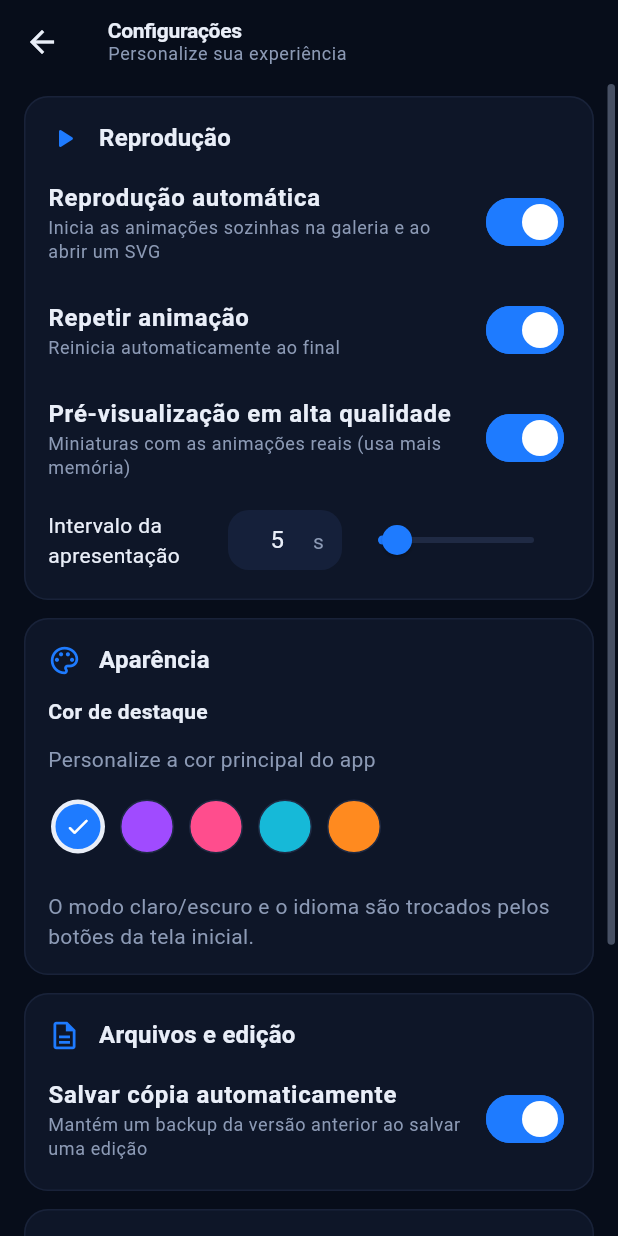
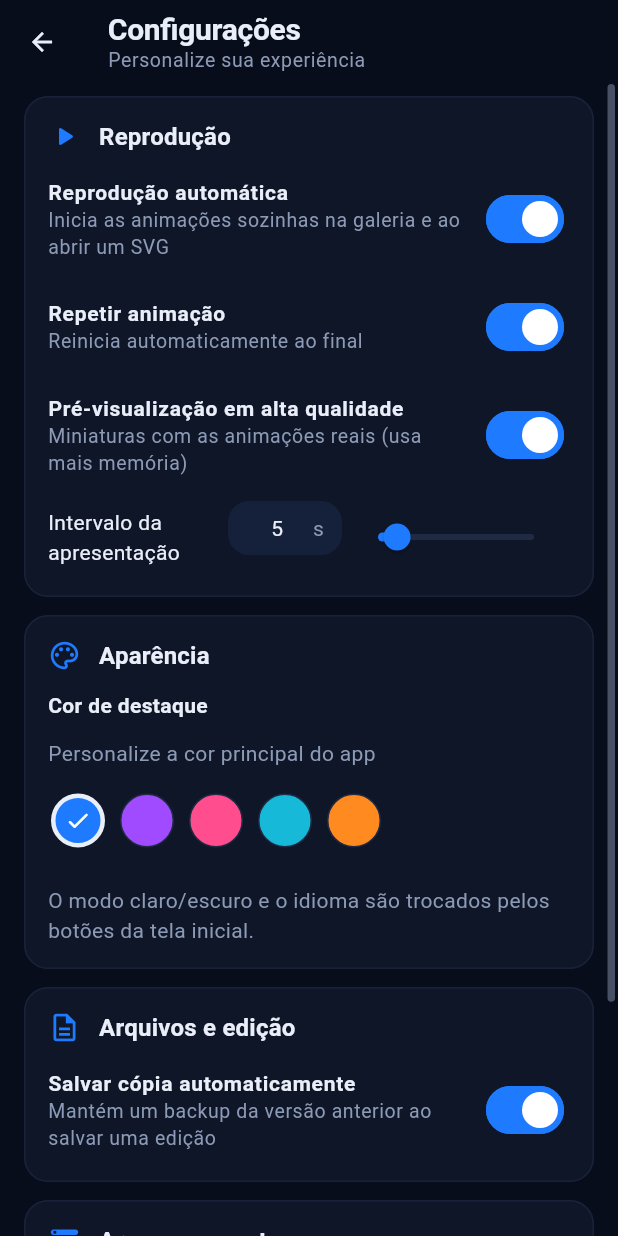
Before and after one commit to lianeheidemann/svg-motion-gallery, a Flutter app: the screen it shows after launch, after a tap on the "settings" icon, on a phone screen of 412 x 824 dp. Run offline on Flutter 3.47's test engine with Material 3 defaults, Android fonts, the phone set to English and light mode, and no system bars; our stand-ins replace file_picker, flutter_svg, share_plus, shared_preferences, web, webview_flutter; missing offline and left inert: dart:js_interop; generated files the repository leaves out were written again.

Commit message:
Standardize interface component sizing

```diff
--- a/packages/design_system/lib/src/theme/app_theme.dart
+++ b/packages/design_system/lib/src/theme/app_theme.dart
@@ -4,10 +4,14 @@ import 'gallery_colors.dart';
 import 'tokens.dart';
 
 /// Builds the Material 3 theme for [brightness] with the chosen [accent].
-ThemeData buildAppTheme({required Brightness brightness, Color accent = const Color(0xFF1E7BFF)}) {
+ThemeData buildAppTheme({
+  required Brightness brightness,
+  Color accent = const Color(0xFF1E7BFF),
+}) {
   final palette = AppPalette.of(brightness);
   final isDark = brightness == Brightness.dark;
-  final scheme = ColorScheme.fromSeed(seedColor: accent, brightness: brightness).copyWith(
+  final scheme =
+      ColorScheme.fromSeed(seedColor: accent, brightness: brightness).copyWith(
         primary: accent,
         onPrimary: Colors.white,
         surface: palette.surface,
@@ -22,13 +26,89 @@ ThemeData buildAppTheme({required Brightness brightness, Color accent = const Co
         outlineVariant: palette.outline,
       );
   final radius = BorderRadius.circular(14);
-  final base = ThemeData(useMaterial3: true, brightness: brightness, colorScheme: scheme);
+  final base = ThemeData(
+    useMaterial3: true,
+    brightness: brightness,
+    colorScheme: scheme,
+  );
+
+  final textTheme = base.textTheme.copyWith(
+    headlineSmall: base.textTheme.headlineSmall?.copyWith(
+      fontSize: AppTypeScale.heading,
+      fontWeight: FontWeight.w700,
+      height: 1.25,
+    ),
+    titleLarge: base.textTheme.titleLarge?.copyWith(
+      fontSize: AppTypeScale.appBar,
+      fontWeight: FontWeight.w700,
+      height: 1.25,
+    ),
+    titleMedium: base.textTheme.titleMedium?.copyWith(
+      fontSize: AppTypeScale.title,
+      fontWeight: FontWeight.w700,
+      height: 1.3,
+    ),
+    titleSmall: base.textTheme.titleSmall?.copyWith(
+      fontSize: AppTypeScale.titleSmall,
+      fontWeight: FontWeight.w700,
+      height: 1.3,
+    ),
+    bodyLarge: base.textTheme.bodyLarge?.copyWith(
+      fontSize: AppTypeScale.body,
+      height: 1.4,
+    ),
+    bodyMedium: base.textTheme.bodyMedium?.copyWith(
+      fontSize: AppTypeScale.body,
+      height: 1.4,
+    ),
+    bodySmall: base.textTheme.bodySmall?.copyWith(
+      fontSize: AppTypeScale.bodySmall,
+      height: 1.35,
+    ),
+    labelLarge: base.textTheme.labelLarge?.copyWith(
+      fontSize: AppTypeScale.label,
+      fontWeight: FontWeight.w700,
+    ),
+    labelMedium: base.textTheme.labelMedium?.copyWith(
+      fontSize: AppTypeScale.bodySmall,
+      fontWeight: FontWeight.w600,
+    ),
+    labelSmall: base.textTheme.labelSmall?.copyWith(
+      fontSize: AppTypeScale.caption,
+      fontWeight: FontWeight.w600,
+    ),
+  ).apply(bodyColor: palette.text, displayColor: palette.text);
+
+  ButtonStyle buttonStyle({
+    Color? foregroundColor,
+    BorderSide? side,
+  }) =>
+      ButtonStyle(
+        minimumSize: const WidgetStatePropertyAll(
+          Size(48, AppSizes.controlHeight),
+        ),
+        padding: const WidgetStatePropertyAll(
+          EdgeInsets.symmetric(horizontal: 16, vertical: 10),
+        ),
+        textStyle: const WidgetStatePropertyAll(
+          TextStyle(
+            fontSize: AppTypeScale.label,
+            fontWeight: FontWeight.w700,
+          ),
+        ),
+        foregroundColor:
+            foregroundColor == null ? null : WidgetStatePropertyAll(foregroundColor),
+        side: side == null ? null : WidgetStatePropertyAll(side),
+        shape: WidgetStatePropertyAll(
+          RoundedRectangleBorder(borderRadius: radius),
+        ),
+      );
 
   return base.copyWith(
     scaffoldBackgroundColor: palette.background,
     canvasColor: palette.background,
     dividerColor: palette.outline.withValues(alpha: .7),
-    textTheme: base.textTheme.apply(bodyColor: palette.text, displayColor: palette.text),
+    textTheme: textTheme,
     appBarTheme: AppBarTheme(
       backgroundColor: palette.background,
       foregroundColor: palette.text,
@@ -36,11 +116,7 @@ ThemeData buildAppTheme({required Brightness brightness, Color accent = const Co
       elevation: 0,
       scrolledUnderElevation: 0,
       centerTitle: false,
-      titleTextStyle: base.textTheme.titleLarge?.copyWith(
-        color: palette.text,
-        fontWeight: FontWeight.w700,
-        letterSpacing: -.2,
-      ),
+      titleTextStyle: textTheme.titleLarge?.copyWith(letterSpacing: -.2),
     ),
     cardTheme: CardThemeData(
       color: palette.surface,
@@ -52,35 +128,63 @@ ThemeData buildAppTheme({required Brightness brightness, Color accent = const Co
         side: BorderSide(color: palette.outline.withValues(alpha: .62)),
       ),
     ),
-    filledButtonTheme: FilledButtonThemeData(
-      style: FilledButton.styleFrom(
-        minimumSize: const Size(48, 48),
-        shape: RoundedRectangleBorder(borderRadius: radius),
-        textStyle: const TextStyle(fontWeight: FontWeight.w700),
+    filledButtonTheme: FilledButtonThemeData(style: buttonStyle()),
+    outlinedButtonTheme: OutlinedButtonThemeData(
+      style: buttonStyle(
+        foregroundColor: palette.text,
+        side: BorderSide(color: palette.outline.withValues(alpha: .75)),
       ),
     ),
-    outlinedButtonTheme: OutlinedButtonThemeData(
-      style: OutlinedButton.styleFrom(
-        minimumSize: const Size(48, 48),
-        foregroundColor: palette.text,
-        side: BorderSide(color: palette.outline.withValues(alpha: .75)),
-        shape: RoundedRectangleBorder(borderRadius: radius),
-        textStyle: const TextStyle(fontWeight: FontWeight.w600),
+    textButtonTheme: TextButtonThemeData(
+      style: buttonStyle(foregroundColor: accent).copyWith(
+        minimumSize: const WidgetStatePropertyAll(
+          Size(40, AppSizes.compactControlHeight),
+        ),
+        padding: const WidgetStatePropertyAll(
+          EdgeInsets.symmetric(horizontal: 12, vertical: 8),
+        ),
+      ),
+    ),
+    iconButtonTheme: IconButtonThemeData(
+      style: ButtonStyle(
+        minimumSize: const WidgetStatePropertyAll(
+          Size.square(AppSizes.iconButton),
+        ),
+        iconSize: const WidgetStatePropertyAll(20),
+        shape: WidgetStatePropertyAll(
+          RoundedRectangleBorder(
+            borderRadius: BorderRadius.circular(AppSpacing.radiusSmall),
+          ),
+        ),
       ),
     ),
     floatingActionButtonTheme: FloatingActionButtonThemeData(
       backgroundColor: accent,
       foregroundColor: Colors.white,
       elevation: 1,
-      shape: RoundedRectangleBorder(borderRadius: BorderRadius.circular(16)),
+      extendedTextStyle: const TextStyle(
+        fontSize: AppTypeScale.label,
+        fontWeight: FontWeight.w700,
+      ),
+      shape: RoundedRectangleBorder(
+        borderRadius: BorderRadius.circular(AppSpacing.radius),
+      ),
     ),
     chipTheme: ChipThemeData(
       backgroundColor: palette.surfaceHigh,
       selectedColor: accent,
       side: BorderSide.none,
       shape: const StadiumBorder(),
-      labelStyle: TextStyle(color: palette.text, fontWeight: FontWeight.w600),
-      secondaryLabelStyle: const TextStyle(color: Colors.white, fontWeight: FontWeight.w700),
+      labelStyle: TextStyle(
+        color: palette.text,
+        fontSize: AppTypeScale.bodySmall,
+        fontWeight: FontWeight.w600,
+      ),
+      secondaryLabelStyle: const TextStyle(
+        color: Colors.white,
+        fontSize: AppTypeScale.bodySmall,
+        fontWeight: FontWeight.w700,
+      ),
       showCheckmark: false,
       padding: const EdgeInsets.symmetric(horizontal: 7, vertical: 4),
     ),
@@ -88,7 +192,16 @@ ThemeData buildAppTheme({required Brightness brightness, Color accent = const Co
       filled: true,
       fillColor: palette.surfaceHigh,
       isDense: true,
+      constraints: const BoxConstraints(minHeight: AppSizes.inputHeight),
       contentPadding: const EdgeInsets.symmetric(horizontal: 14, vertical: 13),
+      labelStyle: TextStyle(
+        color: palette.muted,
+        fontSize: AppTypeScale.bodySmall,
+      ),
+      hintStyle: TextStyle(
+        color: palette.muted,
+        fontSize: AppTypeScale.body,
+      ),
       border: OutlineInputBorder(
         borderRadius: radius,
         borderSide: BorderSide.none,
@@ -107,18 +220,24 @@ ThemeData buildAppTheme({required Brightness brightness, Color accent = const Co
       inactiveTrackColor: palette.outline,
       thumbColor: accent,
       overlayColor: accent.withValues(alpha: 0.16),
-      trackHeight: 4,
+      trackHeight: AppSizes.sliderTrackHeight,
+      thumbShape: const RoundSliderThumbShape(
+        enabledThumbRadius: AppSizes.sliderThumbRadius,
+      ),
       showValueIndicator: ShowValueIndicator.onDrag,
     ),
     switchTheme: SwitchThemeData(
       thumbColor: WidgetStateProperty.resolveWith(
-        (states) => states.contains(WidgetState.selected) ? Colors.white : palette.muted,
+        (states) =>
+            states.contains(WidgetState.selected) ? Colors.white : palette.muted,
       ),
       trackColor: WidgetStateProperty.resolveWith(
-        (states) => states.contains(WidgetState.selected) ? accent : palette.surfaceHigh,
+        (states) =>
+            states.contains(WidgetState.selected) ? accent : palette.surfaceHigh,
       ),
       trackOutlineColor: WidgetStateProperty.resolveWith(
-        (states) => states.contains(WidgetState.selected) ? accent : palette.outline,
+        (states) =>
+            states.contains(WidgetState.selected) ? accent : palette.outline,
       ),
     ),
     scrollbarTheme: ScrollbarThemeData(
@@ -126,12 +245,15 @@ ThemeData buildAppTheme({required Brightness brightness, Color accent = const Co
       interactive: true,
       thickness: const WidgetStatePropertyAll(5),
       radius: const Radius.circular(8),
-      thumbColor: WidgetStatePropertyAll(palette.muted.withValues(alpha: isDark ? 0.48 : 0.42)),
+      thumbColor: WidgetStatePropertyAll(
+        palette.muted.withValues(alpha: isDark ? 0.48 : 0.42),
+      ),
       crossAxisMargin: 2,
     ),
     popupMenuTheme: PopupMenuThemeData(
       color: palette.surfaceHigh,
       surfaceTintColor: Colors.transparent,
+      textStyle: textTheme.bodyMedium,
       shape: RoundedRectangleBorder(
         borderRadius: radius,
         side: BorderSide(color: palette.outline.withValues(alpha: .7)),
@@ -140,22 +262,39 @@ ThemeData buildAppTheme({required Brightness brightness, Color accent = const Co
     dialogTheme: DialogThemeData(
       backgroundColor: palette.surface,
       surfaceTintColor: Colors.transparent,
-      shape: RoundedRectangleBorder(borderRadius: BorderRadius.circular(AppSpacing.radius)),
+      titleTextStyle: textTheme.titleMedium,
+      contentTextStyle: textTheme.bodyMedium,
+      actionsPadding: const EdgeInsets.fromLTRB(16, 8, 16, 16),
+      insetPadding: const EdgeInsets.symmetric(horizontal: 24, vertical: 24),
+      shape: RoundedRectangleBorder(
+        borderRadius: BorderRadius.circular(AppSpacing.radius),
+      ),
     ),
     bottomSheetTheme: BottomSheetThemeData(
       backgroundColor: palette.surface,
       surfaceTintColor: Colors.transparent,
       showDragHandle: true,
+      shape: const RoundedRectangleBorder(
+        borderRadius: BorderRadius.vertical(
+          top: Radius.circular(AppSpacing.radius),
+        ),
+      ),
     ),
     snackBarTheme: SnackBarThemeData(
       behavior: SnackBarBehavior.floating,
+      contentTextStyle: textTheme.bodyMedium?.copyWith(color: Colors.white),
       shape: RoundedRectangleBorder(borderRadius: radius),
     ),
     segmentedButtonTheme: SegmentedButtonThemeData(
       style: SegmentedButton.styleFrom(
+        minimumSize: const Size(48, AppSizes.controlHeight),
         selectedBackgroundColor: accent,
         selectedForegroundColor: Colors.white,
         side: BorderSide(color: palette.outline.withValues(alpha: .7)),
+        textStyle: const TextStyle(
+          fontSize: AppTypeScale.label,
+          fontWeight: FontWeight.w600,
+        ),
       ),
     ),
     extensions: [
@@ -166,14 +305,19 @@ ThemeData buildAppTheme({required Brightness brightness, Color accent = const Co
         success: const Color(0xFF22C55E),
         danger: const Color(0xFFEF4444),
         favorite: accent,
-        codeBackground: isDark ? const Color(0xFF0A1122) : const Color(0xFFF7F9FD),
+        codeBackground:
+            isDark ? const Color(0xFF0A1122) : const Color(0xFFF7F9FD),
         codeGutter: palette.muted.withValues(alpha: 0.7),
         codeText: palette.text,
-        codeTag: isDark ? const Color(0xFF5CC8FF) : const Color(0xFF0B63CE),
-        codeAttribute: isDark ? const Color(0xFFC792EA) : const Color(0xFF8A3FD1),
-        codeValue: isDark ? const Color(0xFFFFB86B) : const Color(0xFFB45309),
+        codeTag:
+            isDark ? const Color(0xFF5CC8FF) : const Color(0xFF0B63CE),
+        codeAttribute:
+            isDark ? const Color(0xFFC792EA) : const Color(0xFF8A3FD1),
+        codeValue:
+            isDark ? const Color(0xFFFFB86B) : const Color(0xFFB45309),
         codeComment: palette.muted,
-        codePunctuation: isDark ? const Color(0xFF7E8BA8) : const Color(0xFF6B7890),
+        codePunctuation:
+            isDark ? const Color(0xFF7E8BA8) : const Color(0xFF6B7890),
       ),
     ],
   );
```
Lines whose indentation alone changed are shown as unchanged.
